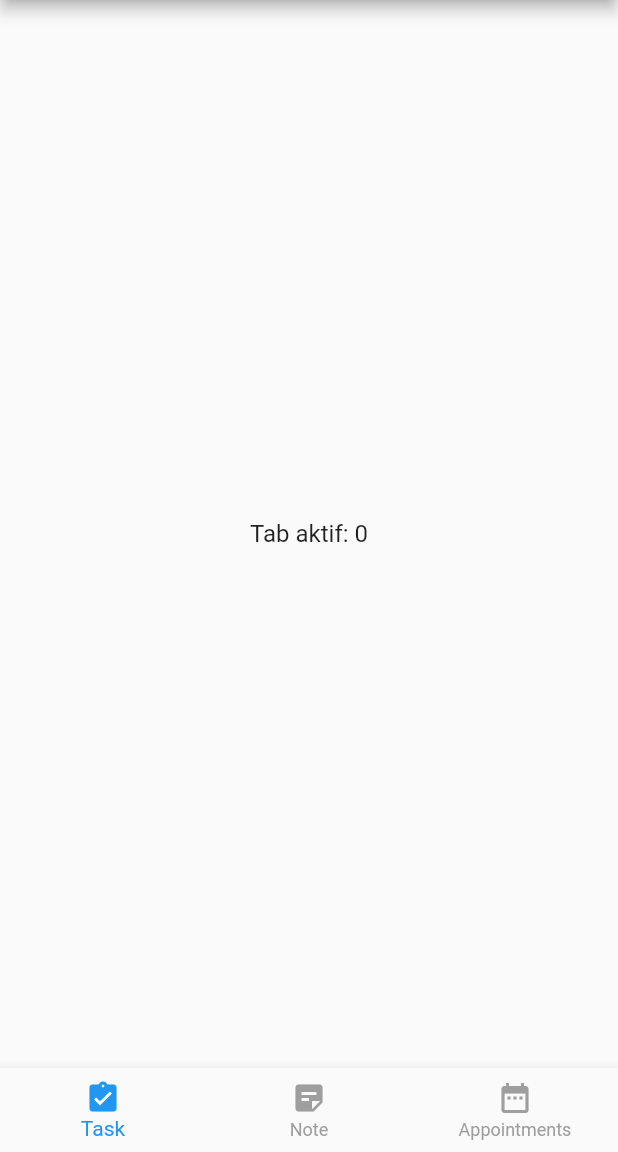
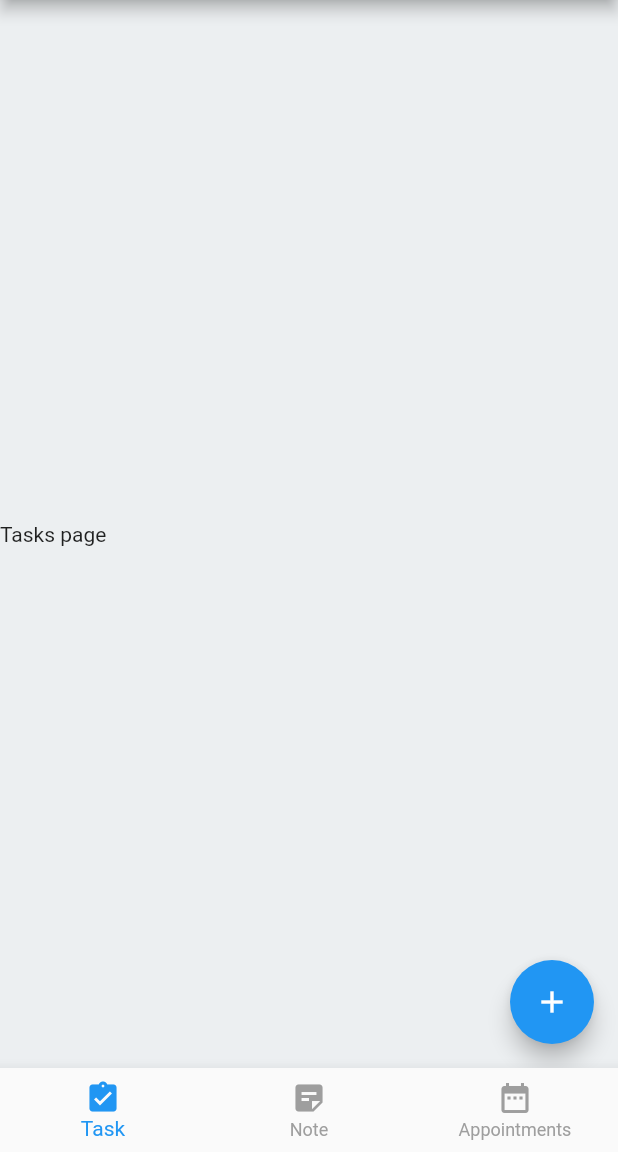
Before and after one commit to juprir/pimpim, a Flutter app: the screen it shows after launch, on a phone screen of 412 x 824 dp, the part 84-1236 px from its top. Run offline on Flutter 3.47's test engine with Material 2 defaults, Android fonts, the light colour scheme and no system bars.

Commit message:
Page template

```diff
--- a/lib/main.dart
+++ b/lib/main.dart
@@ -1,4 +1,7 @@
 import 'package:flutter/material.dart';
+import 'package:pimpim/pages/appointments.dart';
+import 'package:pimpim/pages/notes.dart';
+import 'package:pimpim/pages/tasks.dart';
 
 void main() {
   runApp(MyApp());
@@ -21,6 +24,12 @@
 class _MainScreenState extends State<MainScreen> {
   int _selectedNavbar = 0;
 
+  List<Widget> _widgetOptions = <Widget>[
+    Tasks(),
+    Notes(),
+    Appointments(),
+  ];
+
   void _changeSelectedNavBar(int index) {
     setState(() {
       _selectedNavbar = index;
@@ -33,10 +42,7 @@
       appBar: AppBar(
         title: Text('Pimpim'),
       ),
-      body: Center(
-        child:
-            Text('Tab aktif: $_selectedNavbar', style: TextStyle(fontSize: 16)),
-      ),
+      body: _widgetOptions.elementAt(_selectedNavbar),
       bottomNavigationBar: BottomNavigationBar(
         items: const <BottomNavigationBarItem>[
           BottomNavigationBarItem(
--- /dev/null
+++ b/lib/pages/tasks.dart
@@ -0,0 +1,31 @@
+import 'package:flutter/material.dart';
+
+class Tasks extends StatefulWidget {
+  @override
+  _TasksState createState() => _TasksState();
+}
+
+class _TasksState extends State<Tasks> {
+  void _addTask() {}
+
+  @override
+  Widget build(BuildContext context) {
+    return Scaffold(
+      body: Container(
+        color: Colors.blueGrey[50],
+        child: Column(
+          mainAxisAlignment: MainAxisAlignment.center,
+          crossAxisAlignment: CrossAxisAlignment.stretch,
+          children: [
+            Text('Tasks page'),
+          ],
+        ),
+      ),
+      floatingActionButton: FloatingActionButton(
+        onPressed: _addTask,
+        tooltip: 'Add',
+        child: const Icon(Icons.add),
+      ),
+    );
+  }
+}
```
Also changed, not shown: lib/pages/appointments.dart (added, +31 -0 lines), lib/pages/notes.dart (added, +31 -0 lines).
